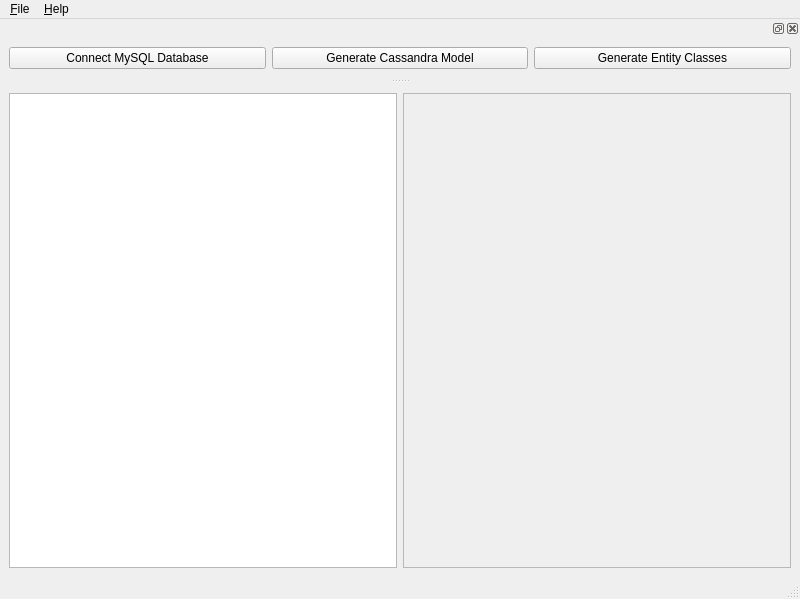
The window that src/my2ca/ui/uic/mainwindow.ui (samithdisal/my2ca) describes before a commit, drawn with Qt 5.
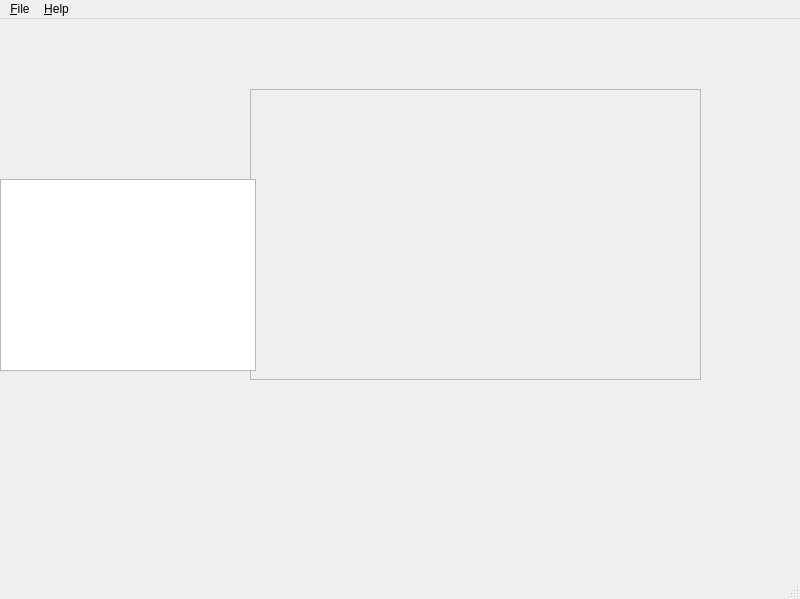
The same window after the commit.

```diff
--- a/src/my2ca/ui/uic/mainwindow.ui
+++ b/src/my2ca/ui/uic/mainwindow.ui
@@ -14,12 +14,15 @@
    <string>My 2 Ca - MySQL to Cassandra</string>
   </property>
   <widget class="QWidget" name="centralwidget">
-   <layout class="QGridLayout" name="gridLayout_2">
-    <item row="0" column="0">
-     <widget class="QListView" name="tablesList"/>
-    </item>
-    <item row="0" column="1">
      <widget class="QScrollArea" name="erdArea">
+    <property name="geometry">
+     <rect>
+      <x>250</x>
+      <y>70</y>
+      <width>451</width>
+      <height>291</height>
+     </rect>
+    </property>
       <property name="widgetResizable">
        <bool>true</bool>
       </property>
@@ -28,14 +31,22 @@
         <rect>
          <x>0</x>
          <y>0</y>
-         <width>388</width>
-         <height>484</height>
+       <width>445</width>
+       <height>285</height>
         </rect>
        </property>
       </widget>
      </widget>
-    </item>
-   </layout>
+   <widget class="QListView" name="tablesList">
+    <property name="geometry">
+     <rect>
+      <x>0</x>
+      <y>160</y>
+      <width>256</width>
+      <height>192</height>
+     </rect>
+    </property>
+   </widget>
   </widget>
   <widget class="QMenuBar" name="menubar">
    <property name="geometry">
@@ -69,45 +80,6 @@
    <addaction name="menu_Help"/>
   </widget>
   <widget class="QStatusBar" name="statusbar"/>
-  <widget class="QDockWidget" name="toolsDock">
-   <attribute name="dockWidgetArea">
-    <number>4</number>
-   </attribute>
-   <widget class="QWidget" name="dockWidgetContents">
-    <layout class="QGridLayout" name="gridLayout">
-     <item row="0" column="0">
-      <widget class="QPushButton" name="connectButton">
-       <property name="text">
-        <string>Connect MySQL Database</string>
-       </property>
-       <property name="autoDefault">
-        <bool>false</bool>
-       </property>
-       <property name="default">
-        <bool>false</bool>
-       </property>
-       <property name="flat">
-        <bool>false</bool>
-       </property>
-      </widget>
-     </item>
-     <item row="0" column="1">
-      <widget class="QPushButton" name="genModelButton">
-       <property name="text">
-        <string>Generate Cassandra Model</string>
-       </property>
-      </widget>
-     </item>
-     <item row="0" column="2">
-      <widget class="QPushButton" name="pushButton">
-       <property name="text">
-        <string>Generate Entity Classes</string>
-       </property>
-      </widget>
-     </item>
-    </layout>
-   </widget>
-  </widget>
   <action name="action_Connect">
    <property name="text">
     <string>&amp;Connect</string>
```
Lines whose indentation alone changed are shown as unchanged.
